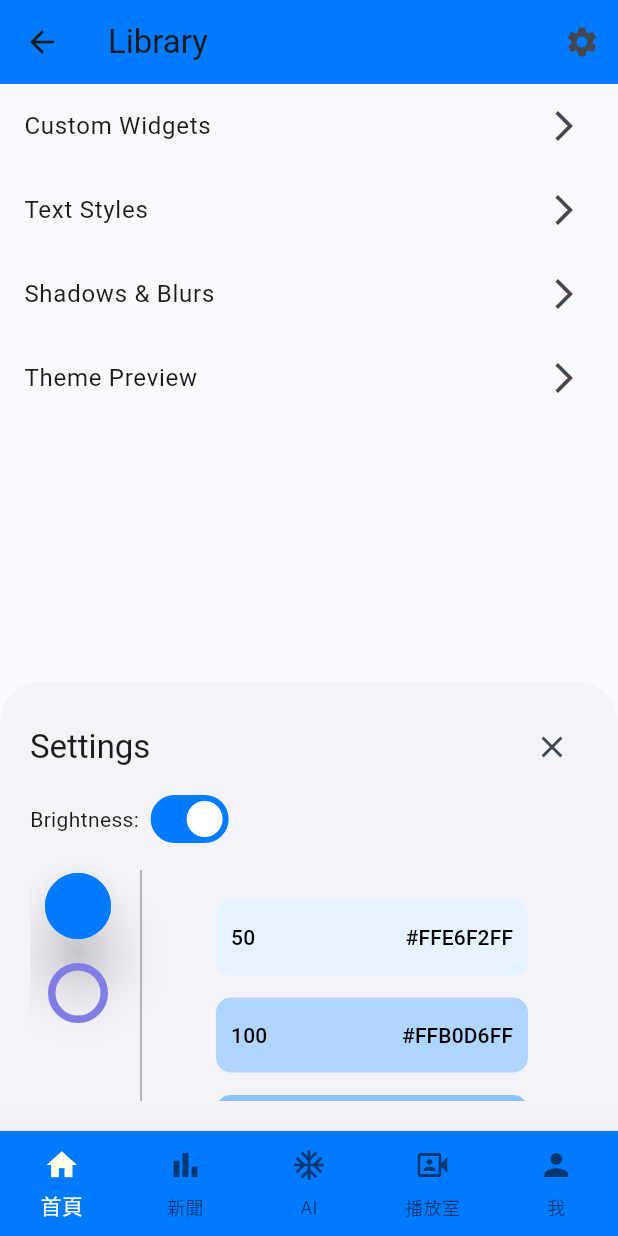
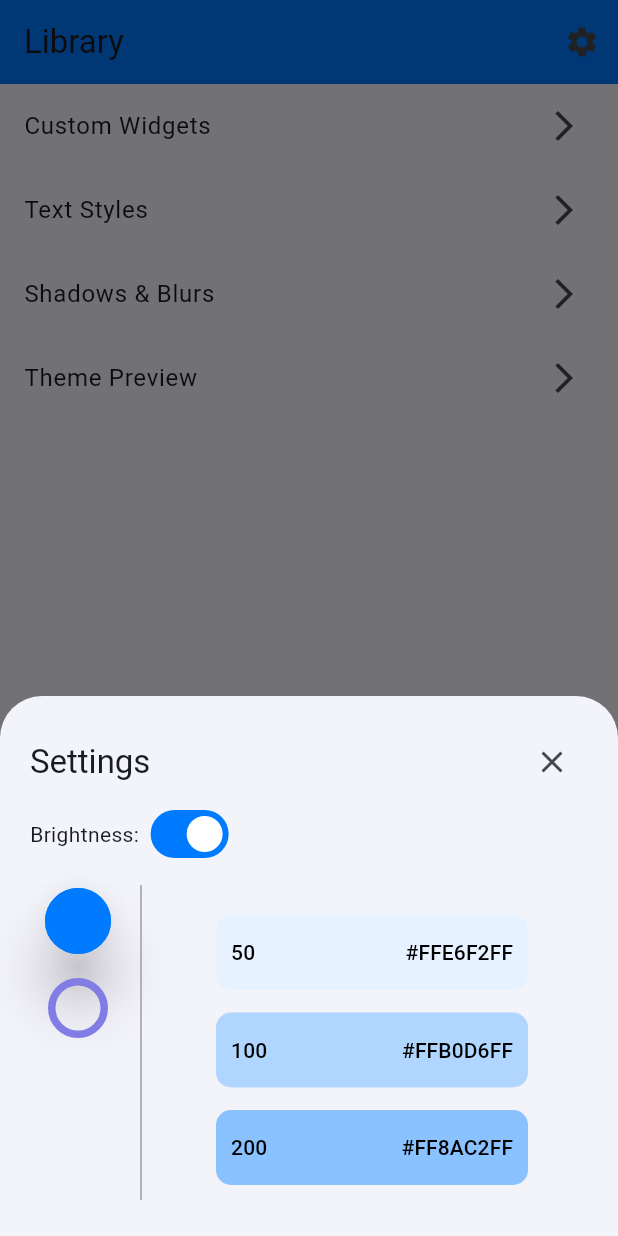
Before and after one commit to etnet-robingeng/test_flutter_package, a Flutter app: the screen it shows after launch, after a tap on the "settings" icon, on a phone screen of 412 x 824 dp. Run offline on Flutter 3.47's test engine with Material 3 defaults, Android fonts, the phone set to English and light mode, and no system bars; missing offline and left inert: single_child_two_dimensional_scroll_view; Roboto replaces fonts that are missing (PingFangTC).

Commit message:
fix choosing theme will rebuild widget
replace showbottomsheet to showmodalbottomsheet

```diff
--- a/example/lib/main.dart
+++ b/example/lib/main.dart
@@ -63,12 +63,9 @@ class _MyHomePageState extends State<MyHomePage> {
 
   @override
   Widget build(BuildContext context) {
-    final scaffoldKey = GlobalKey<ScaffoldState>();
-
     return Scaffold(
-      key: scaffoldKey,
       extendBody: true,
-      appBar: ThemeAppBar(title: widget.title, scaffoldKey: scaffoldKey),
+      appBar: ThemeAppBar(title: widget.title),
       body: ListView(
         children: [
           _navigationListTile('Custom Widgets', const CustomWidgetsShowPage()),
--- a/example/lib/sections/custom_widgets.dart
+++ b/example/lib/sections/custom_widgets.dart
@@ -34,11 +34,9 @@ class _CustomWidgetsShowPageState extends State<CustomWidgetsShowPage> {
   @override
   Widget build(BuildContext context) {
     List<ChartPoint> chartData = MockData.getMiniChartData();
-    final scaffoldKey = GlobalKey<ScaffoldState>();
 
     return Scaffold(
-      key: scaffoldKey,
-      appBar: ThemeAppBar(title: 'Widgets Exhibition', scaffoldKey: scaffoldKey),
+      appBar: ThemeAppBar(title: 'Widgets Exhibition'),
       body: CustomScrollView(
         slivers: [
           // Add the app bar to the CustomScrollView.
--- a/example/lib/sections/shadows_blurs_style.dart
+++ b/example/lib/sections/shadows_blurs_style.dart
@@ -9,11 +9,8 @@ class ShadowsBlursStylePage extends StatelessWidget {
 
   @override
   Widget build(BuildContext context) {
-    final scaffoldKey = GlobalKey<ScaffoldState>();
-
     return Scaffold(
-      key: scaffoldKey,
-      appBar: ThemeAppBar(title: 'Shadows & Blurs', scaffoldKey: scaffoldKey),
+      appBar: ThemeAppBar(title: 'Shadows & Blurs'),
       body: Center(
         child: Container(
           padding: const EdgeInsets.all(0),
--- a/example/lib/sections/text_style.dart
+++ b/example/lib/sections/text_style.dart
@@ -8,11 +8,8 @@ class TextStylePage extends StatelessWidget {
 
   @override
   Widget build(BuildContext context) {
-    final scaffoldKey = GlobalKey<ScaffoldState>();
-
     return Scaffold(
-      key: scaffoldKey,
-      appBar: ThemeAppBar(title: 'Text Styles', scaffoldKey: scaffoldKey),
+      appBar: ThemeAppBar(title: 'Text Styles'),
       body: Padding(
         padding: const EdgeInsets.all(16),
         child: SingleChildTwoDimensionalScrollView(
--- a/example/lib/sections/theme_preview.dart
+++ b/example/lib/sections/theme_preview.dart
@@ -18,9 +18,8 @@ class ThemePreview extends StatelessWidget {
 
 class ThemeAppBar extends StatelessWidget implements PreferredSizeWidget {
   final String title;
-  final GlobalKey<ScaffoldState>? scaffoldKey;
 
-  const ThemeAppBar({super.key, this.title = '', this.scaffoldKey});
+  const ThemeAppBar({super.key, this.title = ''});
 
   @override
   Widget build(BuildContext context) {
@@ -35,11 +34,7 @@ class ThemeAppBar extends StatelessWidget implements PreferredSizeWidget {
     return IconButton(
       icon: const Icon(Icons.settings),
       onPressed: () {
-        if (scaffoldKey != null) {
-          scaffoldKey?.currentState?.showBottomSheet(enableDrag: true, (context) => const SettingsModal());
-        } else {
-          showModalBottomSheet(context: context, builder: (context) => const SettingsModal());
-        }
+        showModalBottomSheet(enableDrag: true, context: context, builder: (context) => const SettingsModal());
       },
     );
   }
@@ -222,10 +217,10 @@ class _SettingsModalState extends State<SettingsModal> {
   @override
   Widget build(BuildContext context) {
     return ConstrainedBox(
-      constraints: BoxConstraints(maxHeight: 300),
+      constraints: BoxConstraints(maxHeight: 360),
       child: Padding(
         padding: const EdgeInsets.all(20.0),
-        child: ListView(
+        child: Column(
           children: [
             Row(
               mainAxisAlignment: MainAxisAlignment.spaceBetween,
@@ -268,7 +263,7 @@ class _SettingsModalState extends State<SettingsModal> {
                   const VerticalDivider(width: 20, thickness: 1, color: Colors.grey),
                   Expanded(
                     child: SizedBox(
-                      height: 180,
+                      height: 210,
                       child: ListView.separated(
                         padding: const EdgeInsets.symmetric(vertical: 20, horizontal: 40),
                         itemCount: colorIndices.length,
```
